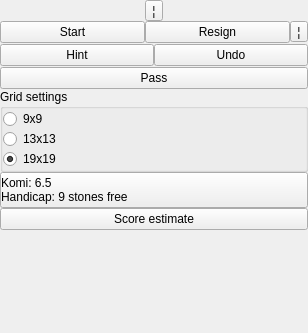
Qt form qt/qtgo/qtgo/GameSettings.ui (alecs1/home) before a commit.
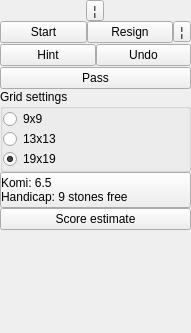
The same form after that commit.

Commit message: Not really successful with reducing the size of the settings widget.

What changed in the file:
```diff
--- a/qt/qtgo/qtgo/GameSettings.ui
+++ b/qt/qtgo/qtgo/GameSettings.ui
@@ -6,7 +6,7 @@
    <rect>
     <x>0</x>
     <y>0</y>
-    <width>308</width>
+    <width>191</width>
     <height>333</height>
    </rect>
   </property>
@@ -71,13 +71,16 @@
        <property name="spacing">
         <number>0</number>
        </property>
+       <property name="sizeConstraint">
+        <enum>QLayout::SetNoConstraint</enum>
+       </property>
        <item>
         <layout class="QVBoxLayout" name="verticalLayout_2">
          <property name="spacing">
           <number>0</number>
          </property>
          <property name="sizeConstraint">
-          <enum>QLayout::SetMinimumSize</enum>
+          <enum>QLayout::SetNoConstraint</enum>
          </property>
          <item>
           <widget class="QToolButton" name="menuLauncher1">
@@ -140,6 +143,9 @@
        <property name="title">
         <string>Grid settings</string>
        </property>
+       <property name="flat">
+        <bool>true</bool>
+       </property>
        <layout class="QVBoxLayout" name="verticalLayout">
         <property name="spacing">
          <number>0</number>
@@ -205,11 +211,14 @@
          <property name="spacing">
           <number>0</number>
          </property>
+         <property name="sizeConstraint">
+          <enum>QLayout::SetNoConstraint</enum>
+         </property>
          <item>
           <widget class="QPushButton" name="launchButton">
            <property name="sizePolicy">
             <sizepolicy hsizetype="MinimumExpanding" vsizetype="Fixed">
-             <horstretch>2</horstretch>
+             <horstretch>1</horstretch>
              <verstretch>0</verstretch>
             </sizepolicy>
            </property>
@@ -221,8 +230,8 @@
          <item>
           <widget class="QPushButton" name="finishButton">
            <property name="sizePolicy">
-            <sizepolicy hsizetype="Minimum" vsizetype="Fixed">
-             <horstretch>2</horstretch>
+            <sizepolicy hsizetype="MinimumExpanding" vsizetype="Fixed">
+             <horstretch>1</horstretch>
              <verstretch>0</verstretch>
             </sizepolicy>
            </property>
@@ -277,6 +286,12 @@
        </item>
        <item row="5" column="0">
         <widget class="QPushButton" name="passButton">
+         <property name="sizePolicy">
+          <sizepolicy hsizetype="MinimumExpanding" vsizetype="Fixed">
+           <horstretch>0</horstretch>
+           <verstretch>0</verstretch>
+          </sizepolicy>
+         </property>
          <property name="text">
           <string>Pass</string>
          </property>
@@ -292,6 +307,12 @@
          </property>
          <item>
           <widget class="QPushButton" name="hintButton">
+           <property name="sizePolicy">
+            <sizepolicy hsizetype="MinimumExpanding" vsizetype="Fixed">
+             <horstretch>0</horstretch>
+             <verstretch>0</verstretch>
+            </sizepolicy>
+           </property>
            <property name="text">
             <string>Hint</string>
            </property>
@@ -299,6 +320,12 @@
          </item>
          <item>
           <widget class="QPushButton" name="undoButton">
+           <property name="sizePolicy">
+            <sizepolicy hsizetype="MinimumExpanding" vsizetype="Fixed">
+             <horstretch>0</horstretch>
+             <verstretch>0</verstretch>
+            </sizepolicy>
+           </property>
            <property name="text">
             <string>Undo</string>
            </property>
```
Left out of the diff: 2 changed lines with no effect on the pictures. The commit also changes 9 other files.
